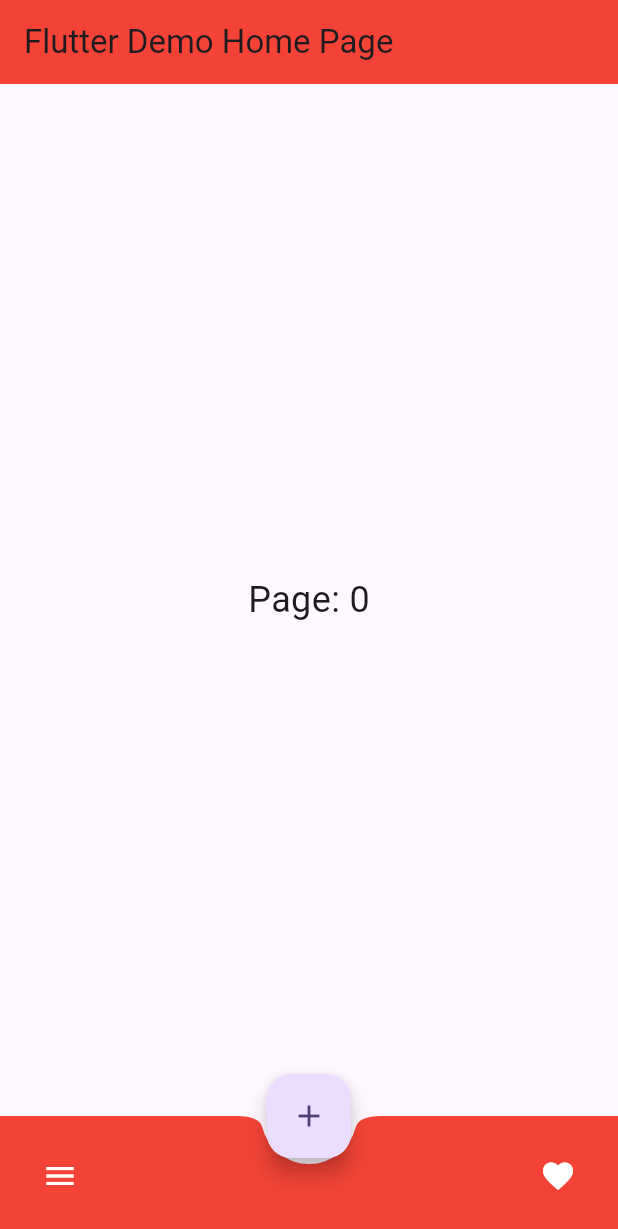
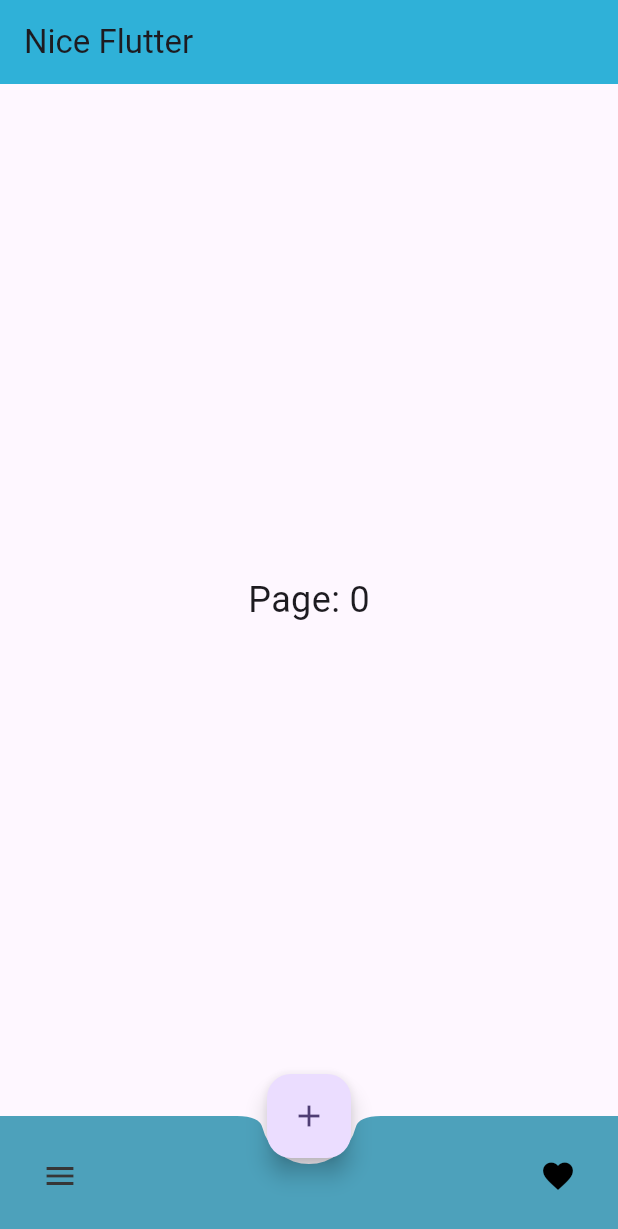
Before and after one commit to rizzitom/flutter_app, a Flutter app: the MyHomePage screen opened directly, after a tap on the "favorite outline" icon, on a phone screen of 412 x 824 dp. Shown: the top 1229 px of the screen. Run offline on Flutter 3.47's test engine with Material 3 defaults, Android fonts, the phone set to English and light mode, and no system bars.

Commit message:
petit changement graphique

```diff
--- a/lib/Structure_Android.dart
+++ b/lib/Structure_Android.dart
@@ -15,7 +15,7 @@ class MyApp extends StatelessWidget {
       debugShowCheckedModeBanner: false,
       theme: ThemeData(primarySwatch: Colors.blue,
       ),
-      home: const MyHomePage(title: 'Flutter Demo Home Page'),
+      home: const MyHomePage(title: 'Nice Flutter'),
     );
   }
 }
@@ -29,17 +29,17 @@ class MyHomePage extends StatefulWidget {
 }
 
 class _MyHomePageState extends State<MyHomePage> {
-  Icon _coeur = Icon(Icons.favorite_border, color: Colors.white,);
+  Icon _coeur = Icon(Icons.favorite_border, color: const Color.fromARGB(255, 0, 0, 0),);
   bool _likeBool = false;
 
   void _likeThis(){
     setState(() {
       if (_likeBool){
-        _coeur = Icon(Icons.favorite_border, color: Colors.white,);
+        _coeur = Icon(Icons.favorite_border, color: const Color.fromARGB(255, 223, 0, 0),);
         _likeBool = false;
       }
       else {
-        _coeur = Icon(Icons.favorite, color: Colors.white,);
+        _coeur = Icon(Icons.favorite, color: const Color.fromARGB(255, 0, 0, 0),);
         _likeBool = true;
       }
     });
@@ -58,7 +58,7 @@ class _MyHomePageState extends State<MyHomePage> {
     return Scaffold(
         appBar: AppBar(
           title: Text(widget.title),
-          backgroundColor: Colors.red,
+          backgroundColor: const Color.fromARGB(255, 47, 177, 216),
         ),
               body: Center(
         child: Text(
@@ -75,13 +75,13 @@ class _MyHomePageState extends State<MyHomePage> {
       floatingActionButtonLocation: FloatingActionButtonLocation.centerDocked,
       bottomNavigationBar: BottomAppBar(
         shape: const CircularNotchedRectangle(),
-        color: Colors.red,
+        color: const Color.fromARGB(255, 77, 161, 187),
         child: Row(
           mainAxisAlignment: MainAxisAlignment.spaceBetween,
           children: <Widget>[
             IconButton(
               tooltip: 'Open navigation menu',
-              icon: const Icon(Icons.menu, color: Colors.white),
+              icon: const Icon(Icons.menu, color: Color.fromARGB(255, 54, 54, 54)),
               onPressed: () {},
             ),
             IconButton(
```
